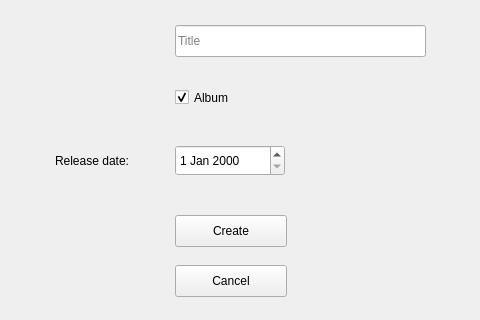
Before: the Qt Designer form project/lab6/mainwindow.ui in aneroid11/Databases, drawn with Qt 5; both pictures show x 165 to 645 and y 155 to 475 of the 800 by 600 pixel window.
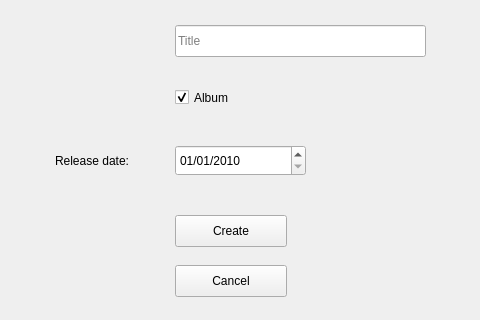
After: the same form once the commit is applied. The open tabs and pages were chosen to show the change.

Commit message: fix date formats

Patch:
```diff
--- a/project/lab6/mainwindow.ui
+++ b/project/lab6/mainwindow.ui
@@ -1735,7 +1735,7 @@
        <rect>
         <x>340</x>
         <y>300</y>
-        <width>110</width>
+        <width>131</width>
         <height>31</height>
        </rect>
       </property>
@@ -1746,6 +1746,19 @@
         <day>1</day>
        </date>
       </property>
+      <property name="displayFormat">
+       <string>MM/dd/yyyy</string>
+      </property>
+      <property name="calendarPopup">
+       <bool>false</bool>
+      </property>
+      <property name="date">
+       <date>
+        <year>2010</year>
+        <month>1</month>
+        <day>1</day>
+       </date>
+      </property>
      </widget>
      <widget class="QLabel" name="label_10">
       <property name="geometry">
```
Left out of the diff: 5 changed lines with no effect on the pictures.
